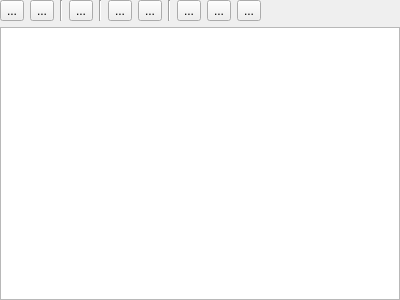
Qt form src/views/ui_files/widgets/account_tree_widget.ui (JakubFranek/Kapytal) before a commit.
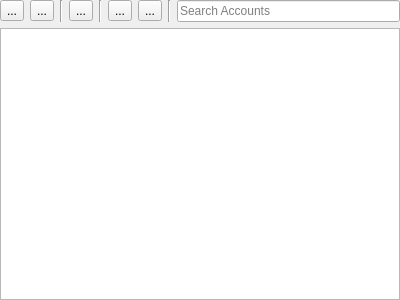
The same form after that commit.

Commit message:
Replace Account Tree eyes with check boxes
Add select all / unselect all icons.
Remove eye icons.
Add Account Tree search bar.
Remove Account Tree Add Account Group / Cash Account / Security Account
tool buttons.

```diff
--- a/src/views/ui_files/widgets/account_tree_widget.ui
+++ b/src/views/ui_files/widgets/account_tree_widget.ui
@@ -63,7 +63,7 @@
       </widget>
      </item>
      <item>
-      <widget class="Line" name="line">
+      <widget class="Line" name="verticalLine_2">
        <property name="orientation">
         <enum>Qt::Vertical</enum>
        </property>
@@ -84,46 +84,19 @@
       </widget>
      </item>
      <item>
-      <widget class="Line" name="verticalLine_2">
+      <widget class="Line" name="verticalLine_3">
        <property name="orientation">
         <enum>Qt::Vertical</enum>
        </property>
       </widget>
      </item>
      <item>
-      <widget class="QToolButton" name="addAccountGroupToolButton">
-       <property name="text">
-        <string>...</string>
+      <widget class="QLineEdit" name="searchLineEdit">
+       <property name="placeholderText">
+        <string>Search Accounts</string>
        </property>
       </widget>
      </item>
-     <item>
-      <widget class="QToolButton" name="addCashAccountToolButton">
-       <property name="text">
-        <string>...</string>
-       </property>
-      </widget>
-     </item>
-     <item>
-      <widget class="QToolButton" name="addSecurityAccountToolButton">
-       <property name="text">
-        <string>...</string>
-       </property>
-      </widget>
-     </item>
-     <item>
-      <spacer name="horizontalSpacer">
-       <property name="orientation">
-        <enum>Qt::Horizontal</enum>
-       </property>
-       <property name="sizeHint" stdset="0">
-        <size>
-         <width>40</width>
-         <height>20</height>
-        </size>
-       </property>
-      </spacer>
-     </item>
     </layout>
    </item>
    <item>
```
Left out of the diff: 10 changed lines with no effect on the pictures. The commit also changes 13 other files.
